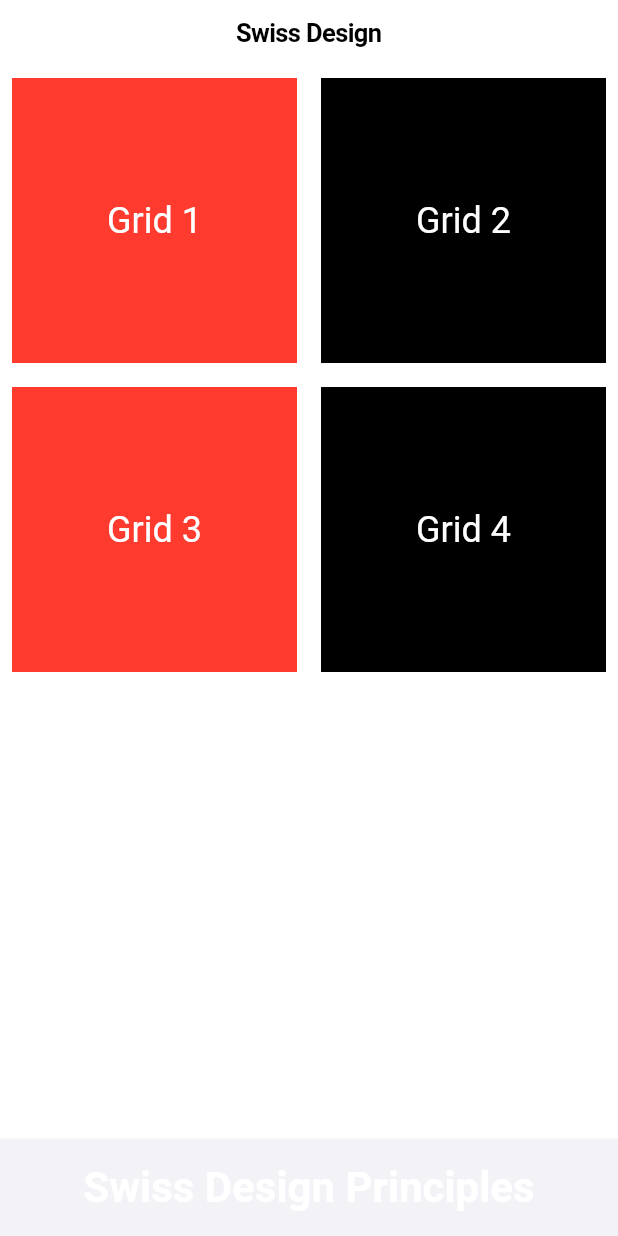
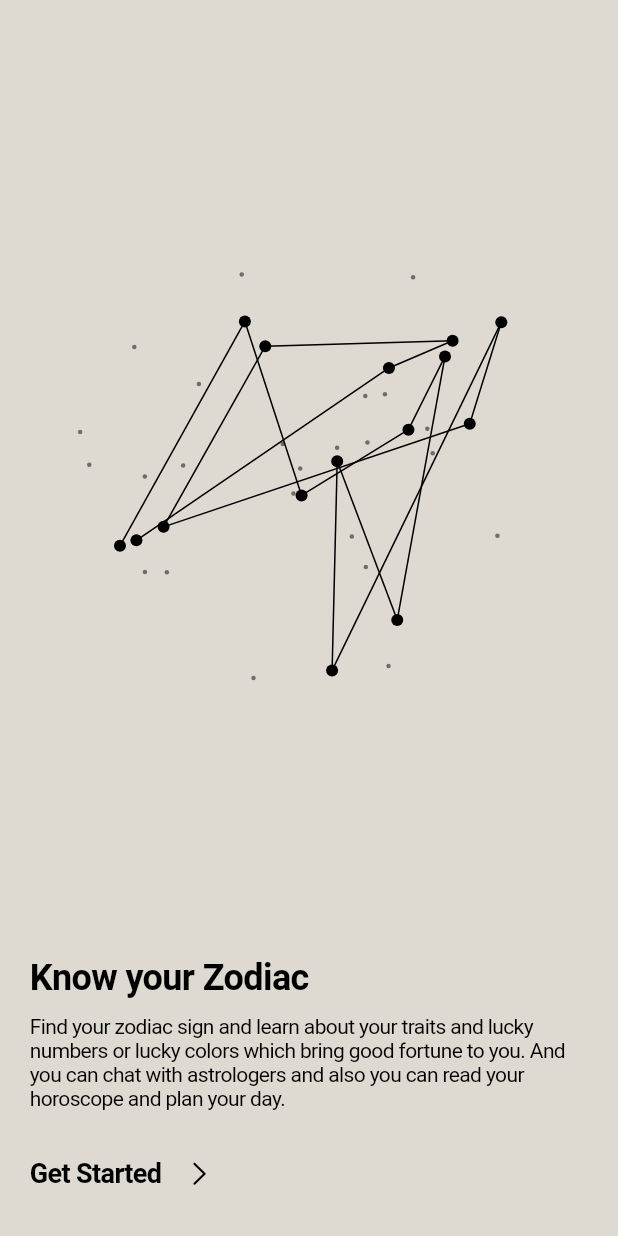
Before and after one commit to aaalgieee/CC312, a Flutter app: the screen it shows after launch, on a phone screen of 412 x 824 dp. Run offline on Flutter 3.47's test engine with Material 3 defaults, Android fonts, the light colour scheme and no system bars; our stand-ins replace flutter_riverpod, riverpod; Roboto replaces fonts that are missing (Helvetica).

Commit message:
add:tla_1n2

```diff
--- a/horoscope_ai/lib/main.dart
+++ b/horoscope_ai/lib/main.dart
@@ -1,4 +1,7 @@
+// ignore_for_file: prefer_const_constructors
+
 import 'package:flutter/cupertino.dart';
+import 'dart:math' as math;
 
 void main() {
   runApp(const MyApp());
@@ -10,65 +13,198 @@
   @override
   Widget build(BuildContext context) {
     return const CupertinoApp(
-      title: 'Swiss Design App',
+      title: 'Zodiac App',
       theme: CupertinoThemeData(
-        primaryColor: CupertinoColors.systemRed,
         brightness: Brightness.light,
-        textTheme: CupertinoTextThemeData(
-          textStyle: TextStyle(fontFamily: 'Helvetica'),
+        primaryColor: CupertinoColors.systemGrey,
       ),
-      ),
-      home: MyHomePage(),
+      home: ZodiacIntroScreen(),
     );
   }
 }
 
-class MyHomePage extends StatelessWidget {
-  const MyHomePage({super.key});
+class ChevronAnimation extends StatefulWidget {
+  final Color textColor;
+
+  const ChevronAnimation({
+    super.key,
+    required this.textColor,
+  });
+
+  @override
+  State<ChevronAnimation> createState() => _ChevronAnimationState();
+}
+
+class _ChevronAnimationState extends State<ChevronAnimation>
+    with SingleTickerProviderStateMixin {
+  late AnimationController _controller;
+  late Animation<double> _animation;
+
+  @override
+  void initState() {
+    super.initState();
+    _controller = AnimationController(
+      duration: const Duration(seconds: 1),
+      vsync: this,
+    );
+
+    _animation = Tween<double>(
+      begin: 0,
+      end: 10,
+    ).animate(CurvedAnimation(
+      parent: _controller,
+      curve: Curves.easeInOut,
+      reverseCurve: Curves.easeInOut,
+    ))
+      ..addStatusListener((status) {
+        if (status == AnimationStatus.completed) {
+          _controller.reverse();
+        } else if (status == AnimationStatus.dismissed) {
+          _controller.forward();
+        }
+      });
+
+    _controller.forward();
+  }
+
+  @override
+  void dispose() {
+    _controller.dispose();
+    super.dispose();
+  }
 
   @override
   Widget build(BuildContext context) {
+    return AnimatedBuilder(
+      animation: _animation,
+      builder: (context, child) {
+        return Transform.translate(
+          offset: Offset(_animation.value, 0),
+          child: Icon(CupertinoIcons.right_chevron, color: widget.textColor),
+        );
+      },
+    );
+  }
+}
+
+class ZodiacIntroScreen extends StatelessWidget {
+  const ZodiacIntroScreen({super.key});
+
+  @override
+  Widget build(BuildContext context) {
+    final isDarkMode =
+        MediaQuery.of(context).platformBrightness == Brightness.dark;
+
+    final backgroundColor =
+        isDarkMode ? const Color(0xFF201d1c) : const Color(0xFFdedad1);
+
+    final textColor =
+        isDarkMode ? CupertinoColors.white : CupertinoColors.black;
+
     return CupertinoPageScaffold(
-      navigationBar: const CupertinoNavigationBar(
-        middle: Text('Swiss Design'),
-      ),
+      backgroundColor: backgroundColor,
       child: SafeArea(
+        child: Padding(
+          padding: const EdgeInsets.all(20.0),
           child: Column(
-          crossAxisAlignment: CrossAxisAlignment.stretch,
+            crossAxisAlignment: CrossAxisAlignment.start,
             children: [
               Expanded(
-              child: GridView.count(
-                crossAxisCount: 2,
-                childAspectRatio: 1,
-                children: List.generate(4, (index) {
-                  return Container(
-                    margin: const EdgeInsets.all(8),
-                    color: index % 2 == 0
-                        ? CupertinoColors.systemRed
-                        : CupertinoColors.black,
                 child: Center(
-                      child: Text(
-                        'Grid ${index + 1}',
-                        style: const TextStyle(
-                            color: CupertinoColors.white, fontSize: 24),
+                  child: CustomPaint(
+                    painter: ConstellationPainter(
+                        isDarkMode: isDarkMode), // Pass isDarkMode here
+                    size: Size(MediaQuery.of(context).size.width * 0.8, 300),
                   ),
                 ),
-                  );
-                }),
               ),
+              Text(
+                'Know your Zodiac',
+                style: TextStyle(
+                    fontSize: 24,
+                    fontWeight: FontWeight.bold,
+                    color: textColor),
               ),
-            Container(
-              padding: const EdgeInsets.all(16),
-              color: CupertinoColors.systemGrey6,
-              child: const Text(
-                'Swiss Design Principles',
-                style: TextStyle(fontSize: 28, fontWeight: FontWeight.bold),
-                textAlign: TextAlign.center,
+              SizedBox(height: 10),
+              Text(
+                'Find your zodiac sign and learn about your traits and lucky numbers or lucky colors which bring good fortune to you. And you can chat with astrologers and also you can read your horoscope and plan your day.',
+                style: TextStyle(fontSize: 14, color: textColor),
+              ),
+              const SizedBox(height: 20),
+              CupertinoButton(
+                padding: EdgeInsets.zero,
+                onPressed: () {
+                  // Add your onPressed logic here
+                },
+                child: Row(
+                  children: [
+                    Text(
+                      'Get Started',
+                      style: TextStyle(
+                          fontSize: 18,
+                          fontWeight: FontWeight.bold,
+                          color: textColor),
+                    ),
+                    SizedBox(width: 10),
+                    ChevronAnimation(textColor: textColor)
+                  ],
                 ),
               ),
             ],
           ),
         ),
+      ),
     );
   }
 }
+
+class ConstellationPainter extends CustomPainter {
+  final bool isDarkMode;
+
+  ConstellationPainter({required this.isDarkMode});
+
+  @override
+  void paint(Canvas canvas, Size size) {
+    final paint = Paint()
+      ..color = isDarkMode ? CupertinoColors.white : CupertinoColors.black
+      ..strokeWidth = 1;
+
+    final dotPaint = Paint()
+      ..color = isDarkMode ? CupertinoColors.white : CupertinoColors.black
+      ..style = PaintingStyle.fill;
+
+    final random = math.Random(42); // Fixed seed for consistent pattern
+    final points = List.generate(
+      15,
+      (_) => Offset(
+          random.nextDouble() * size.width, random.nextDouble() * size.height),
+    );
+
+    for (int i = 0; i < points.length - 1; i++) {
+      canvas.drawLine(points[i], points[i + 1], paint);
+    }
+
+    for (final point in points) {
+      canvas.drawCircle(
+          point, 4, dotPaint); // Increased size of existing stars from 2 to 4
+    }
+
+    // Add phantom stars
+    final phantomStarPaint = Paint()
+      ..color = isDarkMode
+          ? CupertinoColors.white.withOpacity(0.5)
+          : CupertinoColors.black.withOpacity(0.5)
+      ..style = PaintingStyle.fill;
+
+    for (int i = 0; i < 25; i++) {
+      // Add 5 phantom stars
+      final phantomPoint = Offset(
+          random.nextDouble() * size.width, random.nextDouble() * size.height);
+      canvas.drawCircle(phantomPoint, 1.5,
+          phantomStarPaint); // Increased size of phantom stars from 5 to 10
+    }
+  }
+
+  @override
+  bool shouldRepaint(CustomPainter oldDelegate) => false;
+}
--- /dev/null
+++ b/tla_1n2/lib/main.dart
@@ -0,0 +1,24 @@
+import 'package:flutter/cupertino.dart';
+import 'package:flutter_riverpod/flutter_riverpod.dart';
+import 'package:tla_1n2/screens/home_screen.dart';
+
+void main() {
+  runApp(
+    const ProviderScope(
+      child: MyApp(),
+    ),
+  );
+}
+
+class MyApp extends StatelessWidget {
+  const MyApp({super.key});
+
+  @override
+  Widget build(BuildContext context) {
+    return const CupertinoApp(
+      title: 'Todo App - TLA 1 & 2',
+      theme: CupertinoThemeData(primaryColor: CupertinoColors.activeBlue),
+      home: HomeScreen(),
+    );
+  }
+}
--- /dev/null
+++ b/tla_1n2/lib/models/todo.dart
@@ -0,0 +1,23 @@
+class Todo {
+  final String id;
+  final String title;
+  bool isCompleted;
+
+  Todo({
+    required this.id,
+    required this.title,
+    this.isCompleted = false,
+  });
+
+  Todo copyWith({
+    String? id,
+    String? title,
+    bool? isCompleted,
+  }) {
+    return Todo(
+      id: id ?? this.id,
+      title: title ?? this.title,
+      isCompleted: isCompleted ?? this.isCompleted,
+    );
+  }
+}
```
Also changed, not shown: tla_1n2/analysis_options.yaml (added, +28 -0 lines), tla_1n2/lib/providers/todo_provider.dart (added, +35 -0 lines), tla_1n2/lib/screens/home_screen.dart (added, +208 -0 lines), tla_1n2/lib/widgets/cupterino_progress_bar.dart (added, +37 -0 lines), tla_1n2/pubspec.yaml (added, +92 -0 lines), tla_1n2/pubspec.lock (added), 124 other files. Lines whose indentation alone changed are shown as unchanged.
